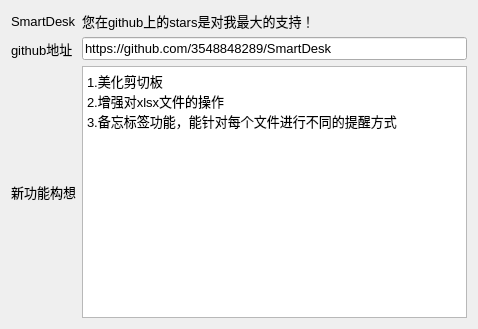
Above: MoreFunction/MoreFunction.ui from 3548848289/UniFileHub before the change. Below: the same form after it.
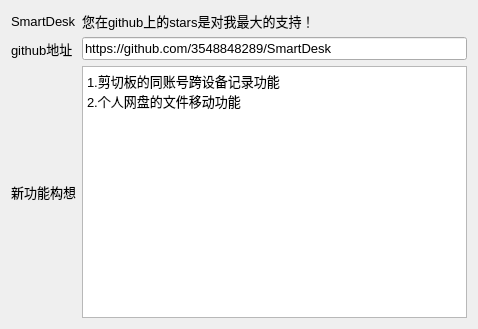
That is the form after the change. Icons and pictures are not drawn.

Commit message: 文件系统，文件查看器，个人网盘，邮件服务等组件新增对文件拖拽的支持

```diff
--- a/MoreFunction/MoreFunction.ui
+++ b/MoreFunction/MoreFunction.ui
@@ -98,8 +98,7 @@
 li.unchecked::marker { content: &quot;\2610&quot;; }
 li.checked::marker { content: &quot;\2612&quot;; }
 &lt;/style&gt;&lt;/head&gt;&lt;body style=&quot; font-family:'Microsoft YaHei UI'; font-size:10pt; font-weight:400; font-style:normal;&quot;&gt;
-&lt;p style=&quot; margin-top:0px; margin-bottom:0px; margin-left:0px; margin-right:0px; -qt-block-indent:0; text-indent:0px;&quot;&gt;1.美化剪切板&lt;br /&gt;2.增强对xlsx文件的操作&lt;/p&gt;
-&lt;p style=&quot; margin-top:0px; margin-bottom:0px; margin-left:0px; margin-right:0px; -qt-block-indent:0; text-indent:0px;&quot;&gt;3.备忘标签功能，能针对每个文件进行不同的提醒方式&lt;/p&gt;&lt;/body&gt;&lt;/html&gt;</string>
+&lt;p style=&quot; margin-top:0px; margin-bottom:0px; margin-left:0px; margin-right:0px; -qt-block-indent:0; text-indent:0px;&quot;&gt;1.剪切板的同账号跨设备记录功能&lt;br /&gt;2.个人网盘的文件移动功能&lt;/p&gt;&lt;/body&gt;&lt;/html&gt;</string>
      </property>
     </widget>
    </item>
```
The commit also changes 7 other files.
